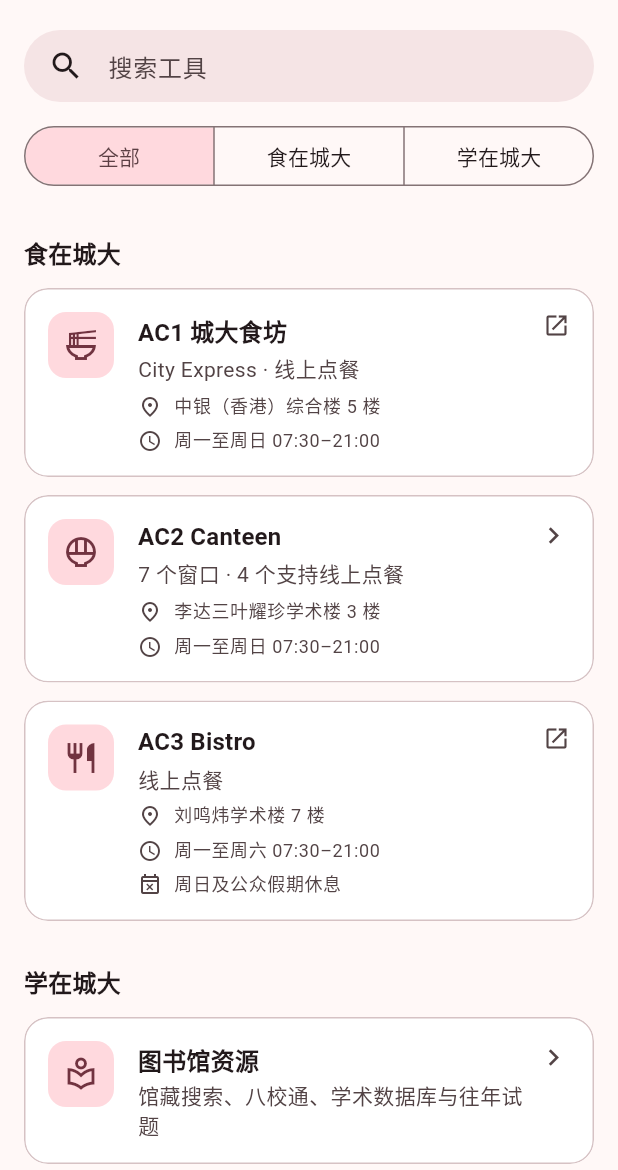
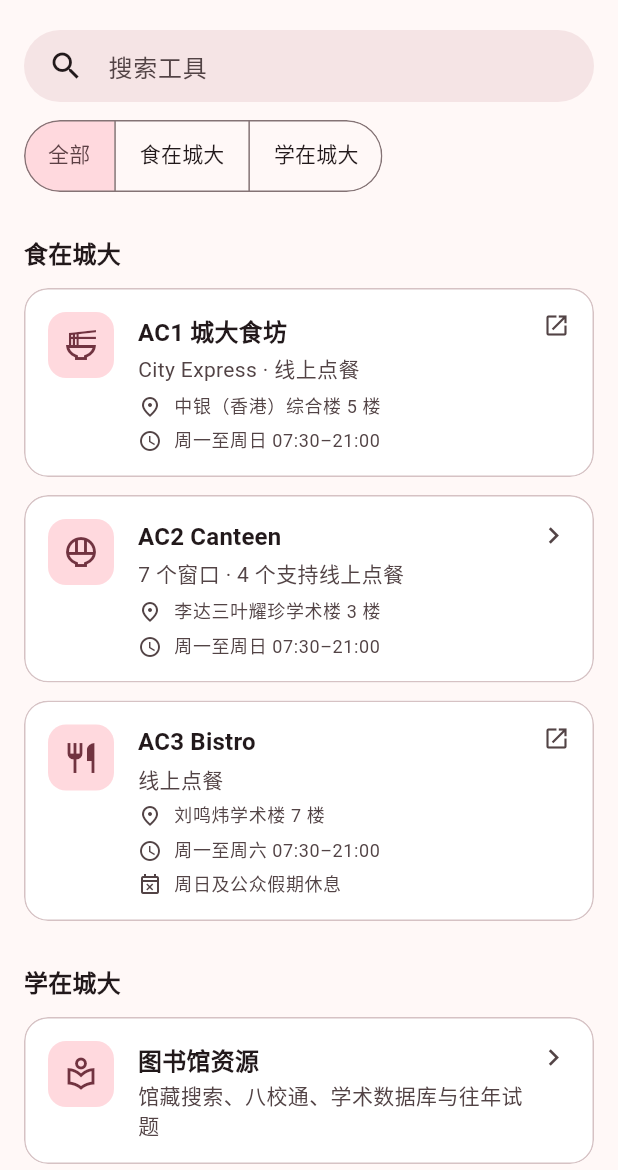
Before and after one commit to WZehan/cityu-toolbox, a Flutter app: the screen it shows after launch, on a phone screen of 412 x 824 dp, the part 66-1236 px from its top. Run offline on Flutter 3.47's test engine with Material 3 defaults, Android fonts, the phone set to English and light mode, and no system bars.

Commit message:
Release 1.0.6+10 with adaptive category pills and visible demo notice

```diff
--- a/lib/app_info.dart
+++ b/lib/app_info.dart
@@ -1,5 +1,5 @@
 const appName = '城大百宝箱';
-const appBuildVersion = '1.0.6+9';
+const appBuildVersion = '1.0.6+10';
 const siteUrl = 'https://cityu-toolbox.wangzehan.com';
 const sourceCodeUrl = 'https://github.com/WZehan/cityu-toolbox';
 const authorUrl = 'https://wangzehan.com/';
--- a/lib/campus_tools.dart
+++ b/lib/campus_tools.dart
@@ -26,7 +26,6 @@ class CampusTool {
     required this.icon,
     required this.category,
     this.info = const [],
-    this.notice,
     this.keywords = '',
     this.url,
     this.route,
@@ -37,7 +36,6 @@ class CampusTool {
   final IconData icon;
   final ToolCategory category;
   final List<ToolInfo> info;
-  final String? notice;
 
   /// Extra search terms that are not displayed (e.g. English names).
   final String keywords;
@@ -53,7 +51,6 @@ class CampusTool {
       title,
       subtitle,
       keywords,
-      ?notice,
       for (final i in info) i.text,
     ].join(' ').toLowerCase().contains(q);
   }
@@ -151,7 +148,7 @@ List<CampusTool> studyToolsFor(AppLocalizations l) => [
     subtitle: l.panoramaNavigationSubtitle,
     icon: Icons.panorama_photosphere_outlined,
     category: ToolCategory.study,
-    notice: l.panoramaNavigationDemoNotice,
+    info: [ToolInfo(Icons.info_outline, l.panoramaNavigationDemoNotice)],
     keywords: 'CityU panorama navigation 全景导航 全景導航 校园地图 校園地圖',
     url: 'https://cityu-panorama-navigation.wangzehan.com/',
   ),
--- a/lib/home_page.dart
+++ b/lib/home_page.dart
@@ -71,15 +71,10 @@ class _HomePageState extends State<HomePage> {
       onChanged: (v) => setState(() => _query = v),
     );
 
-    final filter = SegmentedButton<int>(
-      showSelectedIcon: false,
-      segments: [
-        ButtonSegment(value: 0, label: Text(l.all)),
-        for (final c in ToolCategory.values)
-          ButtonSegment(value: c.index + 1, label: Text(c.labelFor(l))),
-      ],
-      selected: {_filter},
-      onSelectionChanged: (s) => setState(() => _filter = s.first),
+    final filter = _CategoryFilter(
+      labels: [l.all, for (final c in ToolCategory.values) c.labelFor(l)],
+      selected: _filter,
+      onSelected: (value) => setState(() => _filter = value),
     );
 
     return Scaffold(
@@ -107,8 +102,8 @@ class _HomePageState extends State<HomePage> {
           if (wide)
             Row(
               children: [
-                filter,
-                const Spacer(),
+                Expanded(child: filter),
+                const SizedBox(width: 24),
                 SizedBox(width: 320, child: searchBar),
               ],
             )
@@ -189,6 +184,72 @@ class _HomePageState extends State<HomePage> {
   }
 }
 
+/// Normal text layout lets segment widths follow font metric updates.
+class _CategoryFilter extends StatelessWidget {
+  const _CategoryFilter({
+    required this.labels,
+    required this.selected,
+    required this.onSelected,
+  });
+
+  final List<String> labels;
+  final int selected;
+  final ValueChanged<int> onSelected;
+
+  @override
+  Widget build(BuildContext context) {
+    final theme = Theme.of(context);
+    final scheme = theme.colorScheme;
+    return SingleChildScrollView(
+      scrollDirection: Axis.horizontal,
+      child: Material(
+        color: scheme.surface,
+        shape: StadiumBorder(side: BorderSide(color: scheme.outline)),
+        clipBehavior: Clip.antiAlias,
+        child: Row(
+          mainAxisSize: MainAxisSize.min,
+          children: [
+            for (var i = 0; i < labels.length; i++)
+              Semantics(
+                button: true,
+                selected: i == selected,
+                child: Ink(
+                  decoration: BoxDecoration(
+                    color: i == selected ? scheme.secondaryContainer : null,
+                    border: i == 0
+                        ? null
+                        : Border(left: BorderSide(color: scheme.outline)),
+                  ),
+                  child: InkWell(
+                    onTap: () => onSelected(i),
+                    child: ConstrainedBox(
+                      constraints: const BoxConstraints(minHeight: 48),
+                      child: Padding(
+                        padding: const EdgeInsets.symmetric(
+                          horizontal: 16,
+                          vertical: 12,
+                        ),
+                        child: Text(
+                          labels[i],
+                          softWrap: false,
+                          style: theme.textTheme.labelLarge?.copyWith(
+                            color: i == selected
+                                ? scheme.onSecondaryContainer
+                                : scheme.onSurface,
+                          ),
+                        ),
+                      ),
+                    ),
+                  ),
+                ),
+              ),
+          ],
+        ),
+      ),
+    );
+  }
+}
+
 class ToolCard extends StatelessWidget {
   const ToolCard({super.key, required this.tool});
 
@@ -221,32 +282,11 @@ class ToolCard extends StatelessWidget {
                   mainAxisSize: MainAxisSize.min,
                   crossAxisAlignment: CrossAxisAlignment.start,
                   children: [
-                    Row(
-                      mainAxisSize: MainAxisSize.min,
-                      children: [
-                        Flexible(
-                          child: Text(
-                            tool.title,
-                            style: theme.textTheme.titleMedium?.copyWith(
-                              fontWeight: FontWeight.w600,
-                            ),
-                          ),
-                        ),
-                        if (tool.notice case final notice?)
-                          Tooltip(
-                            message: notice,
-                            triggerMode: TooltipTriggerMode.manual,
-                            waitDuration: const Duration(milliseconds: 400),
-                            child: Padding(
-                              padding: const EdgeInsets.only(left: 6),
-                              child: Icon(
-                                Icons.info_outline,
-                                size: 18,
-                                color: scheme.onSurfaceVariant,
-                              ),
-                            ),
-                          ),
-                      ],
+                    Text(
+                      tool.title,
+                      style: theme.textTheme.titleMedium?.copyWith(
+                        fontWeight: FontWeight.w600,
+                      ),
                     ),
                     const SizedBox(height: 2),
                     Text(
--- a/pubspec.yaml
+++ b/pubspec.yaml
@@ -16,7 +16,7 @@ publish_to: 'none' # Remove this line if you wish to publish to pub.dev
 # https://developer.apple.com/library/archive/documentation/General/Reference/InfoPlistKeyReference/Articles/CoreFoundationKeys.html
 # In Windows, build-name is used as the major, minor, and patch parts
 # of the product and file versions while build-number is used as the build suffix.
-version: 1.0.6+9
+version: 1.0.6+10
 
 environment:
   sdk: ^3.12.0
```
Also changed, not shown: 4 other files.
